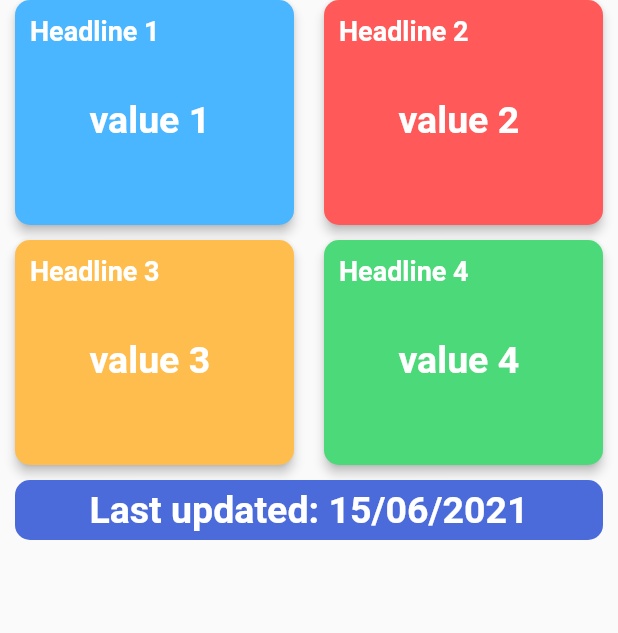
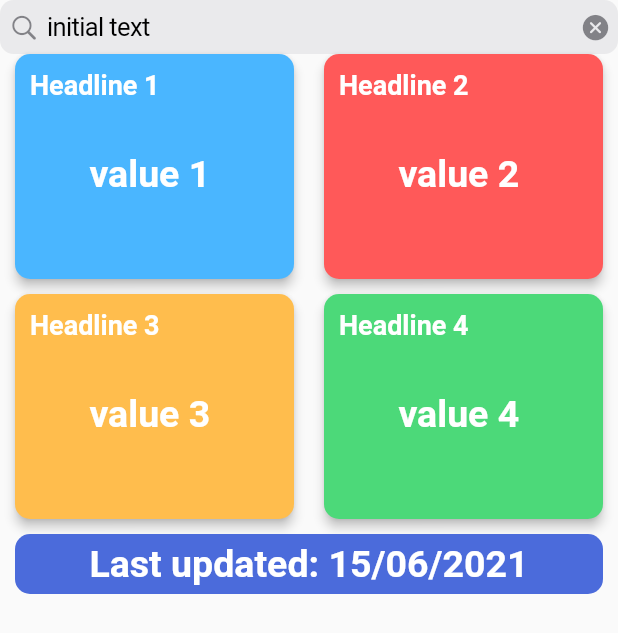
Before and after one commit to Tezeract3/coronavirusdemo, a Flutter app: the screen it shows after launch, on a phone screen of 412 x 824 dp. Shown: the top 633 px of the screen. Run offline on Flutter 3.47's test engine with Material 2 defaults, Android fonts, the phone set to English and light mode, and no system bars.

Commit message:
search bar added
search bar was added

```diff
--- a/lib/screens/homePage.dart
+++ b/lib/screens/homePage.dart
@@ -1,3 +1,4 @@
+import 'package:flutter/cupertino.dart';
 import 'package:flutter/material.dart';
 
 class HomePage extends StatefulWidget {
@@ -11,7 +12,7 @@ class _HomePageState extends State<HomePage> {
     return Scaffold(
       body: SafeArea(
         child: ListView(
-          children: <Widget>[
+          children: <Widget>[MyPrefilledSearch(),
             //must add the dropdown box
             Container(
               height: 360,
@@ -163,3 +164,25 @@ class LiveUpdateDetailWidget extends StatelessWidget {
     );
   }
 }
+
+class MyPrefilledSearch extends StatefulWidget {
+  const MyPrefilledSearch({Key? key}) : super(key: key);
+
+  @override
+  _MyPrefilledSearchState createState() => _MyPrefilledSearchState();
+}
+
+class _MyPrefilledSearchState extends State<MyPrefilledSearch> {
+  late TextEditingController _textController;
+
+  @override
+  void initState() {
+    super.initState();
+    _textController = TextEditingController(text: 'initial text');
+  }
+
+  @override
+  Widget build(BuildContext context) {
+    return CupertinoSearchTextField(controller: _textController);
+  }
+}
```
